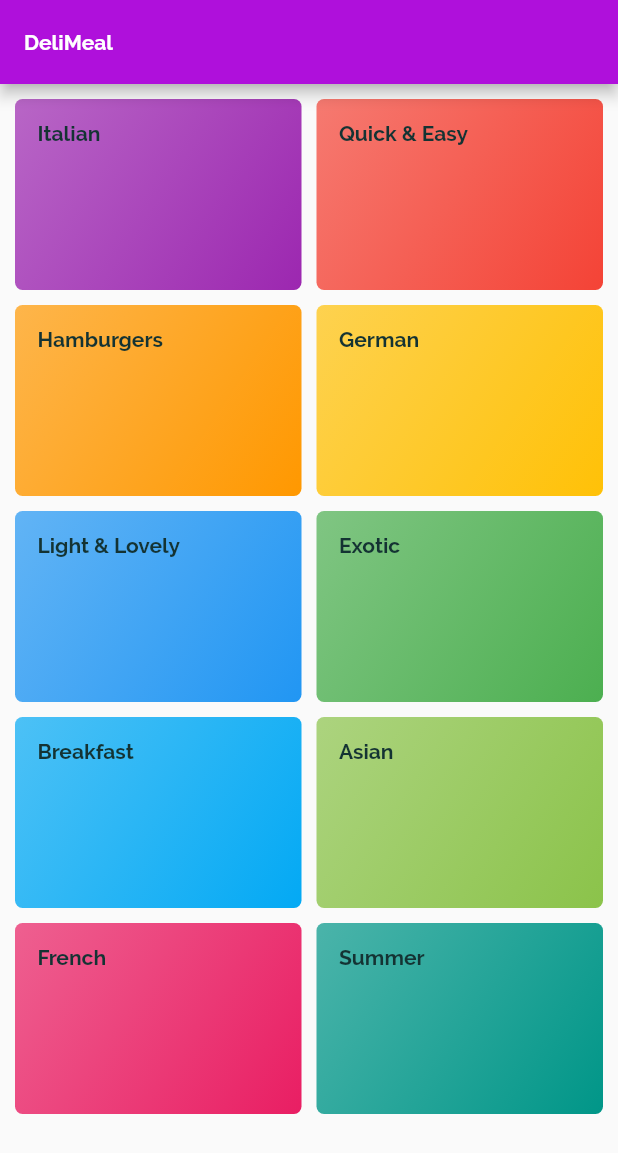
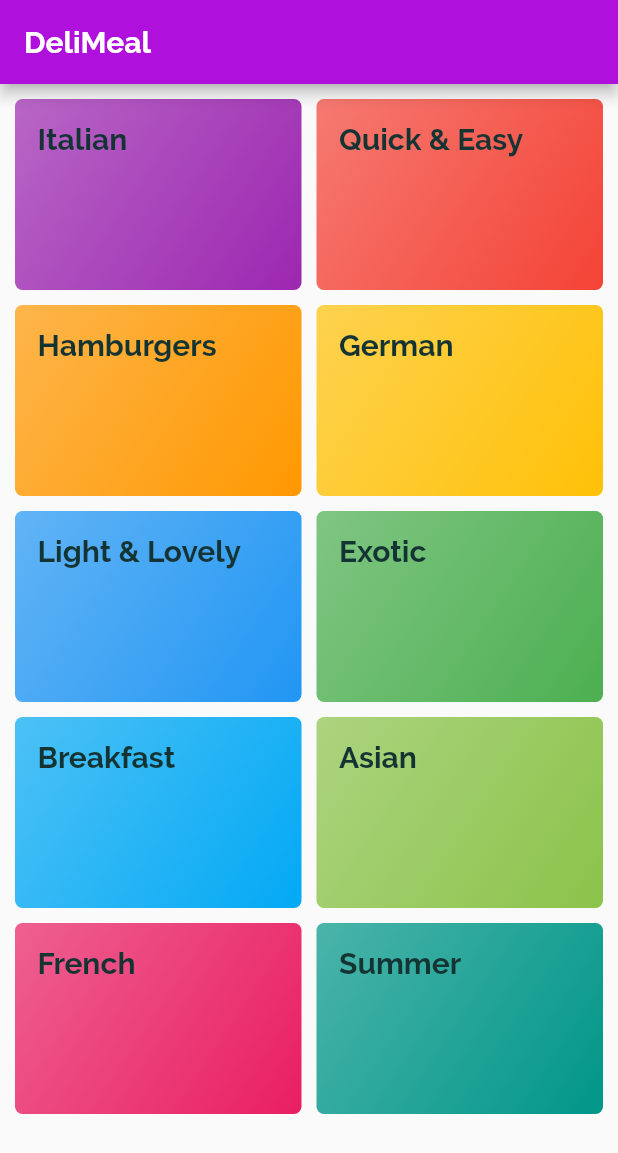
Before and after one commit to burdalgin/Meals_app, a Flutter app: the screen it shows after launch, on a phone screen of 412 x 824 dp. Shown: the top 1153 px of the screen. Run offline on Flutter 3.47's test engine with Material 2 defaults, Android fonts, the phone set to English and light mode, and no system bars.

```diff
--- a/project/lib/main.dart
+++ b/project/lib/main.dart
@@ -2,6 +2,7 @@ import 'package:flutter/material.dart';
 import 'screens/categories_screen.dart';
 import 'screens/meals_of_catergory_screen.dart';
 import 'screens/meal_desctription_screen.dart';
+import 'screens/page_not_found_screen.dart';
 
 void main() => runApp(MyApp());
 
@@ -11,28 +12,29 @@ class MyApp extends StatelessWidget {
     return MaterialApp(
       title: 'DeliMeals',
       theme: ThemeData(
-        iconTheme: IconThemeData(color: Colors.purple),
+        iconTheme: const IconThemeData(color: Colors.purple),
         fontFamily: 'Raleway',
         textTheme: ThemeData.light().textTheme.copyWith(
               bodySmall: const TextStyle(
-                  color: Color.fromRGBO(20, 51, 51, 1), fontSize: 10),
+                  color: Color.fromRGBO(20, 51, 51, 1), fontSize: 14),
               bodyMedium: const TextStyle(
-                  color: Color.fromRGBO(20, 51, 51, 1), fontSize: 12),
+                  color: Color.fromRGBO(20, 51, 51, 1), fontSize: 16),
               bodyLarge: const TextStyle(
-                  color: Color.fromRGBO(20, 51, 51, 1), fontSize: 14),
+                  color: Color.fromRGBO(20, 51, 51, 1), fontSize: 20),
               titleSmall: const TextStyle(
                   color: Color.fromRGBO(20, 51, 51, 1),
-                  fontSize: 10,
+                  fontSize: 14,
                   fontWeight: FontWeight.bold),
               titleMedium: const TextStyle(
                   color: Color.fromRGBO(20, 51, 51, 1),
-                  fontSize: 12,
+                  fontSize: 18,
                   fontWeight: FontWeight.bold),
               titleLarge: const TextStyle(
                   color: Color.fromRGBO(20, 51, 51, 1),
-                  fontSize: 14,
+                  fontSize: 20,
                   fontWeight: FontWeight.bold),
             ),
+        primaryColor: Colors.purple,
         colorScheme: const ColorScheme(
           brightness: Brightness.light,
           primary: Color.fromARGB(255, 175, 16, 219),
@@ -55,6 +57,28 @@ class MyApp extends StatelessWidget {
         MealsOfCategoryScreen.routeName: (ctx) => MealsOfCategoryScreen(),
         MealDescriptionScreen.routeName: (ctx) => MealDescriptionScreen(),
       },
+      /*onGenerateRoute: (settings) {
+        //позволяет не регистрировать в Main(routes)
+        //print(settings.arguments);
+        if (settings.name == '/meal-description') {
+          return MaterialPageRoute(
+            builder: (_) => MealDescriptionScreen(),
+          );
+          //  } else if (settings.name == '/some-page') {
+          //    return MaterialPageRoute(
+          //     builder: (ctx) => SOME - PAGE - SCREEN(),
+          //    );
+        }
+        //return MaterialPageRoute(
+        //builder: (ctx) => MealDescriptionScreen(),
+        //);
+      }, //Не понял как работает */
+      onUnknownRoute: (settings) {
+        //если не нашел путь в зарегистрированных или в сгенерированных
+        return MaterialPageRoute(
+          builder: (ctx) => PageNotFoundScreen(),
+        ); //можно задать страницу ОШИБКА
+      },
     );
   }
 }
--- a/project/lib/screens/meals_of_catergory_screen.dart
+++ b/project/lib/screens/meals_of_catergory_screen.dart
@@ -12,10 +12,11 @@ class MealsOfCategoryScreen extends StatelessWidget {
         String>; //из Route /meals-of-category' достаем данные и распределяем в Map
     final categoryTitle = routeArguments['title']; //достаем из Map значение
     final categoryId = routeArguments['id']; //достаем из Map значение
+
     final filteredMeals = dummyMeals.where(
-      //создаем список с отфильтрованными Meals по категориям
       (meal) {
-        return meal.categories.contains(categoryId);
+        return meal.categories.contains(
+            categoryId); //создаем список с отфильтрованными Meals по категориям
       },
     ).toList();
 
--- a/project/lib/widgets/meal_item.dart
+++ b/project/lib/widgets/meal_item.dart
@@ -50,9 +50,8 @@ class MealItem extends StatelessWidget {
     }
   }
 
-  void selectMeal(BuildContext context) {
-    Navigator.of(context)
-        .pushNamed(MealDescriptionScreen.routeName, arguments: id);
+  void selectMeal(BuildContext ctx) {
+    Navigator.of(ctx).pushNamed(MealDescriptionScreen.routeName, arguments: id);
   }
 
   @override
```
Also changed, not shown: project/lib/screens/meal_desctription_screen.dart (+118 -4 lines), project/lib/screens/page_not_found_screen.dart (added, +21 -0 lines).
